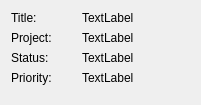
This is app/main/components/calendarTask.ui in zzzielinski/gigajira as Qt 5 draws it before an edit. The edited form follows.
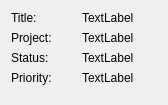
This is the edited form.

Commit message: Changed calendarTask minimum size

The edit to the form file:
```diff
--- a/app/main/components/calendarTask.ui
+++ b/app/main/components/calendarTask.ui
@@ -6,7 +6,7 @@
    <rect>
     <x>0</x>
     <y>0</y>
-    <width>201</width>
+    <width>168</width>
     <height>105</height>
    </rect>
   </property>
@@ -18,7 +18,7 @@
   </property>
   <property name="minimumSize">
    <size>
-    <width>200</width>
+    <width>160</width>
     <height>105</height>
    </size>
   </property>
```
